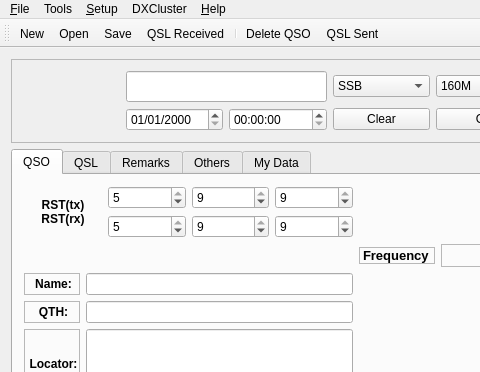
Old version of the form src/klog.ui in the repository dbasden/klog; both pictures show x 0 to 480 and y 0 to 372 of the 970 by 722 pixel window.
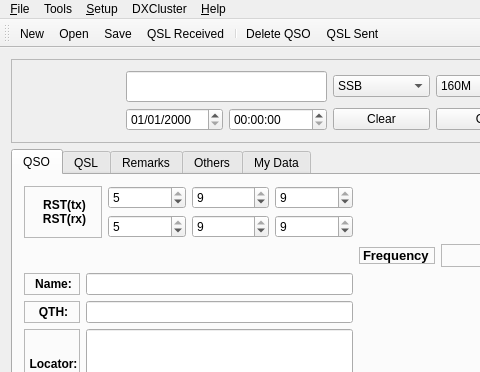
New version of the form. The open tabs and pages were chosen to show the change. Icons and pictures are not drawn. Custom widgets are drawn as their Qt base class.

Commit message: Updated with the Raised property.

Diff of the .ui file:
```diff
--- a/src/klog.ui
+++ b/src/klog.ui
@@ -1643,6 +1643,12 @@
            <layout class="QHBoxLayout">
             <item>
              <widget class="QLabel" name="textLabel1_2">
+              <property name="frameShape">
+               <enum>QFrame::StyledPanel</enum>
+              </property>
+              <property name="frameShadow">
+               <enum>QFrame::Raised</enum>
+              </property>
               <property name="text">
                <string>&lt;p align=&quot;center&quot;&gt;&lt;b&gt;RST(tx)&lt;br&gt;RST(rx)&lt;/b&gt;&lt;/p&gt;</string>
               </property>
```
Left out of the diff: 176 changed lines with no effect on the pictures.
